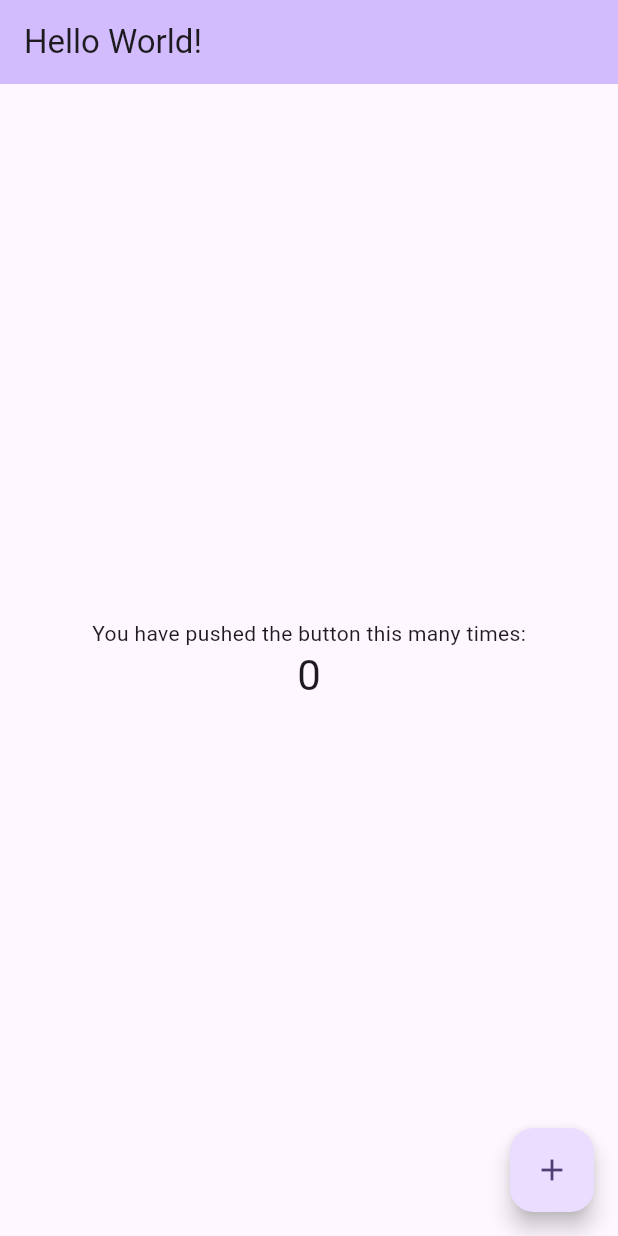
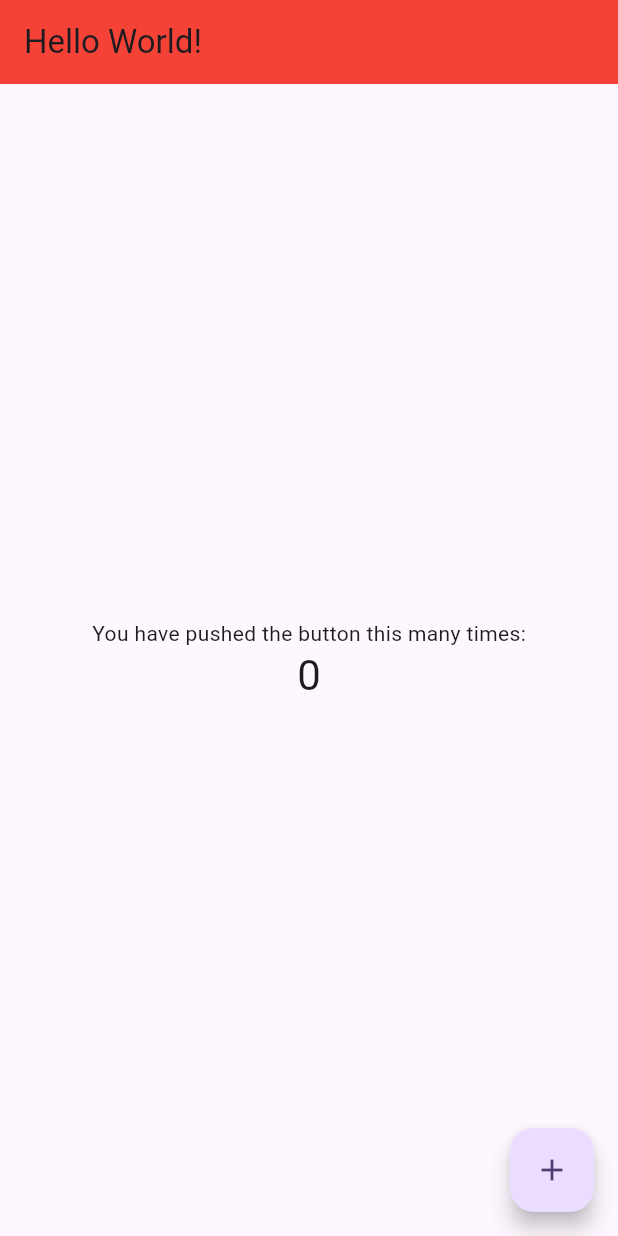
Before and after one commit to ensarhoxhaa/workout_app, a Flutter app: the screen it shows after launch, on a phone screen of 412 x 824 dp. Run offline on Flutter 3.47's test engine with Material 2 defaults, Android fonts, the phone set to English and light mode, and no system bars; our stand-ins replace flutter_riverpod; generated files the repository leaves out were written again.

Commit message:
Added implementation for AppColors and Light and Dark Themes

```diff
--- /dev/null
+++ b/lib/core/colors/colors.dart
@@ -0,0 +1 @@
+export 'app_colors.dart';
--- /dev/null
+++ b/lib/core/core.dart
@@ -0,0 +1,4 @@
+export 'colors/colors.dart';
+export 'extensions/extensions.dart';
+export 'localization/localization.dart';
+export 'theme/theme.dart';
--- /dev/null
+++ b/lib/core/extensions/extensions.dart
@@ -0,0 +1 @@
+export 'build_context.dart';
--- /dev/null
+++ b/lib/core/theme/app_themes.dart
@@ -0,0 +1,26 @@
+import 'package:flutter/material.dart';
+import 'package:workout_app/core/colors/app_colors.dart';
+
+final lightThemeData = ThemeData(
+  colorScheme: ColorScheme.fromSeed(seedColor: Colors.deepPurple),
+  useMaterial3: true,
+  extensions: const <ThemeExtension<dynamic>>[
+    AppColors(
+      color1: Colors.orange,
+      color2: Colors.yellow,
+      color3: Colors.white,
+    ),
+  ],
+);
+
+final darkThemeData = ThemeData(
+  colorScheme: ColorScheme.fromSeed(seedColor: Colors.deepPurple),
+  useMaterial3: true,
+  extensions: const <ThemeExtension<dynamic>>[
+    AppColors(
+      color1: Colors.red,
+      color2: Colors.blue,
+      color3: Colors.white,
+    ),
+  ],
+);
--- /dev/null
+++ b/lib/core/theme/theme.dart
@@ -0,0 +1,2 @@
+export 'app_themes.dart';
+export 'theme_notifier.dart';
--- /dev/null
+++ b/lib/core/theme/theme_notifier.dart
@@ -0,0 +1,19 @@
+import 'package:flutter/material.dart';
+import 'package:flutter_riverpod/flutter_riverpod.dart';
+import 'package:workout_app/core/colors/app_colors.dart';
+import 'package:workout_app/core/theme/app_themes.dart';
+
+class ThemeModeNotifier extends Notifier<bool> {
+  @override
+  bool build() {
+    return false;
+  }
+
+  void toggle() {
+    state = !state;
+  }
+}
+
+final themeModeProvider = NotifierProvider<ThemeModeNotifier, bool>(() {
+  return ThemeModeNotifier();
+});
--- a/lib/main.dart
+++ b/lib/main.dart
@@ -1,27 +1,27 @@
 import 'package:flutter/material.dart';
 import 'package:flutter_gen/gen_l10n/app_localizations.dart';
 import 'package:flutter_riverpod/flutter_riverpod.dart';
+import 'package:workout_app/core/colors/app_colors.dart';
 import 'package:workout_app/core/extensions/build_context.dart';
 import 'package:workout_app/core/localization/localization.dart';
+import 'package:workout_app/core/theme/app_themes.dart';
+import 'package:workout_app/core/theme/theme_notifier.dart';
 
 void main() {
   runApp(ProviderScope(child: const MyApp()));
 }
 
-class MyApp extends StatelessWidget {
+class MyApp extends ConsumerWidget {
   const MyApp({super.key});
 
   // This widget is the root of your application.
   @override
-  Widget build(BuildContext context) {
+  Widget build(BuildContext context, WidgetRef ref) {
     return MaterialApp(
       localizationsDelegates: AppLocalizations.localizationsDelegates,
       supportedLocales: AppLocalizations.supportedLocales,
       title: 'Workout App',
-      theme: ThemeData(
-        colorScheme: ColorScheme.fromSeed(seedColor: Colors.deepPurple),
-        useMaterial3: true,
-      ),
+      theme: ref.watch(themeModeProvider) ? lightThemeData : darkThemeData,
       home: const MyHomePage(title: ''),
     );
   }
@@ -72,7 +72,7 @@ class _MyHomePageState extends ConsumerState<MyHomePage> {
         // TRY THIS: Try changing the color here to a specific color (to
         // Colors.amber, perhaps?) and trigger a hot reload to see the AppBar
         // change color while the other colors stay the same.
-        backgroundColor: Theme.of(context).colorScheme.inversePrimary,
+        backgroundColor: context.colors.color1,
         // Here we take the value from the MyHomePage object that was created by
         // the App.build method, and use it to set our appbar title.
         title: Text(ref.read(appLocalizationsProvider).helloWorld),
@@ -107,7 +107,9 @@ class _MyHomePageState extends ConsumerState<MyHomePage> {
         ),
       ),
       floatingActionButton: FloatingActionButton(
-        onPressed: _incrementCounter,
+        onPressed: () {
+          ref.read(themeModeProvider.notifier).toggle();
+        },
         tooltip: 'Increment',
         child: const Icon(Icons.add),
       ), // This trailing comma makes auto-formatting nicer for build methods.
```
Also changed, not shown: lib/core/colors/app_colors.dart (added, +37 -0 lines), lib/core/extensions/build_context.dart (+6 -1 lines).
